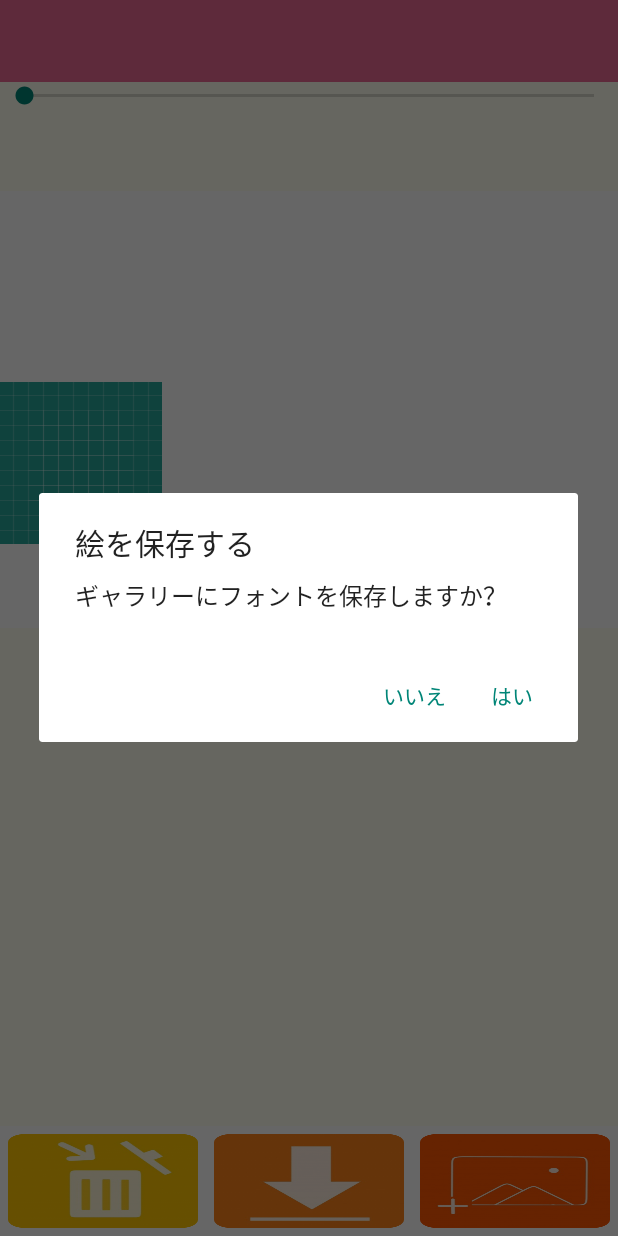
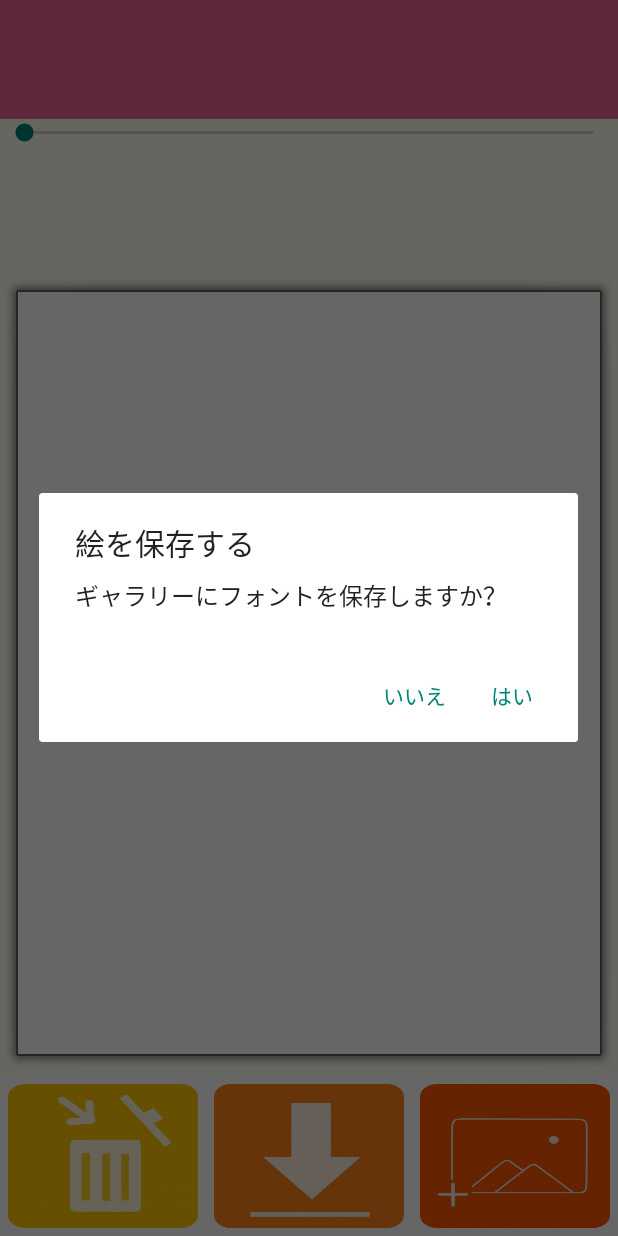
Before and after one commit to SachiNumabe/font-maker, an Android app: the screen it shows after launch (MakeActivity), after a tap on an icon or button, on a phone screen of 412 x 824 dp. Run offline under Robolectric (Android 15) with nearby library versions, the phone set to English and light mode, and no system bars.

Commit message:
initial commit

```diff
--- a/app/src/main/java/android/lifeistech/com/only/MakeActivity.java
+++ b/app/src/main/java/android/lifeistech/com/only/MakeActivity.java
@@ -20,30 +20,23 @@ public class MakeActivity extends AppCompatActivity {
     ImageButton saveButton;
     ImageButton clear;
     ImageButton reDisplay;
-    ImageButton black;
-    ImageButton white;
-    ImageButton red;
     PaintView paintView;
-
     SeekBar seekBar;
+    AlertDialog.Builder saveDialog;
 
     @Override
     protected void onCreate(Bundle savedInstanceState) {
         super.onCreate(savedInstanceState);
         setContentView(R.layout.activity_make);
 
-        // インスタンスを取得する
         saveButton = findViewById(R.id.save);
         clear = findViewById(R.id.clear);
         reDisplay = findViewById(R.id.redisplay);
         paintView = findViewById(R.id.paintView);
-//        black = findViewById(R.id.black);
-//        white = findViewById(R.id.white);
-//        red = findViewById(R.id.red);
+        seekBar = findViewById(R.id.seekBar);
 
-        seekBar = findViewById(R.id.seekBar);
+        //ペンの太さ変える
         seekBar.setOnSeekBarChangeListener(new SeekBar.OnSeekBarChangeListener() {
-            @Override
             public void onProgressChanged(SeekBar seekBar, int i, boolean b) {
                 Log.d("BarChanged", "" + i);
             }
@@ -74,44 +67,36 @@ public class MakeActivity extends AppCompatActivity {
             @Override
             public void onClick(View view) {
                 // ボタンが押されたら、ダイアログを表示する。
-                AlertDialog.Builder saveDialog = createSaveAlertBuilder();
+                saveDialog = createSaveAlertBuilder();
                 saveDialog.show();
             }
         };
         saveButton.setOnClickListener(listener);
 
-        //ペン色変える
-        //black.setOnClickListener(new View.OnClickListener() {
-         //   @Override
-            //public void onClick(View view) {
-                //paintView.changeColor(0, 0, 0);
-           // }
-       // });
-
-
     }
 
+        // セーブする
      private void save() {
-        // セーブする
          String fileName = UUID.randomUUID().toString() + ".png";
             fileName = "Only_my_font";
 
-        String filePath = Environment.getExternalStorageDirectory().getPath()
-                + "/Pictures/"+fileName;
+         String filePath = Environment.getExternalStorageDirectory().getPath() + "/Pictures/"+fileName;
           fileName = filePath;
 
+          if (paintView.getDrawingCache() == null) {   //save失敗
+              Toast.makeText(getApplicationContext(), "何か記入してね！", Toast.LENGTH_SHORT).show();
+              return;
+          }
+
            String imgSaved = MediaStore.Images.Media.insertImage(
-                getContentResolver(), paintView.getDrawingCache(), fileName
-                , "drawing");
+                    getContentResolver(), paintView.getDrawingCache(), fileName, "drawing");
+
            printLog(paintView.getDrawingCache().toString());
+
            if (imgSaved != null) {
-            Toast savedToast = Toast.makeText(getApplicationContext(),
-                    "Fontが保存されました！" + fileName, Toast.LENGTH_SHORT);
-            savedToast.show();
+                Toast.makeText(getApplicationContext(),"Fontが保存されました！" + fileName, Toast.LENGTH_SHORT).show();
             } else {
-            Toast unsavedToast = Toast.makeText(getApplicationContext(),
-                    "保存に失敗しました", Toast.LENGTH_SHORT);
-            unsavedToast.show();
+                Toast.makeText(getApplicationContext(),"保存に失敗しました", Toast.LENGTH_SHORT).show();
             }
      }
 
@@ -122,25 +107,20 @@ public class MakeActivity extends AppCompatActivity {
 
 
       private AlertDialog.Builder createSaveAlertBuilder() {
-        AlertDialog.Builder saveDialog = new AlertDialog.Builder(this);
 
+            saveDialog = new AlertDialog.Builder(this);
             saveDialog.setTitle("絵を保存する");
             saveDialog.setMessage("ギャラリーにフォントを保存しますか？");
+
           saveDialog.setPositiveButton("はい", new DialogInterface.OnClickListener() {
-            @Override
-            public void onClick(DialogInterface dialog, int which) {
-                // はいが押された時。
-                //save drawing
-                // セーブする。
+               public void onClick(DialogInterface dialog, int which) {   // はいが押された時セーブする。
                     save();
                 }
          });
+
          saveDialog.setNegativeButton("いいえ", new DialogInterface.OnClickListener() {
-            @Override
-            public void onClick(DialogInterface dialog, int which) {
-                // いいえが押された時
+             public void onClick(DialogInterface dialog, int which) {    // いいえが押された時自分自身を閉じる。
                  Toast.makeText(getApplication(), "保存されませんでした。", Toast.LENGTH_SHORT).show();
-                // 自分自身を閉じる。
                   dialog.cancel();
                }
            });
--- a/app/src/main/java/android/lifeistech/com/only/PaintView.java
+++ b/app/src/main/java/android/lifeistech/com/only/PaintView.java
@@ -22,34 +22,31 @@ import static android.content.ContentValues.TAG;
  * Created by numabesachi on 2018/07/12.
  */
 public class PaintView extends View {
-    //Bitmap bmp;
+    final String TAG = "PaintView";
+
     private Paint paint;
     private Path path;
     String pathString = "";
-
     private List<Path> paths;
     private int pCount = 0;
+    float touchX, touchY;
+    int lineWidth = 40;
+    private static float MIN_ZOOM = 1f;
+    private static float MAX_ZOOM = 5f;
+    private float scaleFactor = 1.f;
+    private ScaleGestureDetector detector;
 
-    float touchX, touchY;
-
-    int lineWidth = 40;
 
     public PaintView(Context context, AttributeSet attrs) {
         super(context, attrs);
-//        path = new Path();
+        detector = new ScaleGestureDetector(getContext(), new ScaleListener());
 
         paths = new ArrayList<>();
-
-        // mipmap にある ic_lancher と言うファイルを読み込んで、(Bitmap と言う形式で読み込む)
-        // bmp に画像のデータを代入する。
-        //bmp = BitmapFactory.decodeResource(getResources(), R.mipmap.ic_launcher);
-
         initPaint();
     }
 
     private void initPaint() {
         paint = new Paint();
-        paint.setColor(Color.rgb(0, 0, 0));
         paint.setStyle(Paint.Style.STROKE);
         paint.setStrokeJoin(Paint.Join.ROUND);
         paint.setStrokeCap(Paint.Cap.ROUND);
@@ -62,43 +59,43 @@ public class PaintView extends View {
 
     @Override
     protected void onDraw(Canvas canvas) {
+        canvas.save();
+        canvas.scale(scaleFactor, scaleFactor);
+
         for (int i = 0; i < paths.size(); i++) {
             canvas.drawPath(paths.get(i), paint);
         }
 
-
-        //canvas.drawBitmap(bmp, touchX - 36, touchY - 36, paint);
+        canvas.restore();
     }
 
     @Override
     public boolean onTouchEvent(MotionEvent event) {
+        Log.d(TAG, "touched");
+        detector.onTouchEvent(event);
+
         float x = event.getX();
         float y = event.getY();
 
         touchX = x;
         touchY = y;
 
-//        path = paths.get(pCount);
-//        path = new Path();
-
 
         switch (event.getAction()) {
             case MotionEvent.ACTION_DOWN:
-//                path.moveTo(x, y);
                 path = new Path();
                 pathString += "M" + x + " " + y;
-                // x,y = 296, 317
-                // M296 317
-
                 paths.add(path);
                 path.moveTo(x, y);
                 invalidate();
                 break;
+
             case MotionEvent.ACTION_MOVE:
                 path.lineTo(x, y);
                 pathString += "L" + x + " " + y;
                 invalidate();
                 break;
+
             case MotionEvent.ACTION_UP:
                 path.lineTo(x, y);
                 pathString += "L" + x + " " + y;
@@ -109,7 +106,6 @@ public class PaintView extends View {
         }
 
         paths.set(pCount, path);
-
           Log.d("PATH", pathString);
           Log.d("PATH", path.toString());
           Log.d("PATH", paths.size() + "");
@@ -119,21 +115,14 @@ public class PaintView extends View {
 
     public void clear() {
         pathString = "";
-//        path.reset();
         paths = new ArrayList<>();
         invalidate();
 
         pCount = 0;
     }
-//ペン色変える
-    // public void changeColor(int r, int g, int b){
-    //     this.paint.setColor(Color.rgb(r, g, b));
-    //  }
 
 
-    /**
-     * ピンチイン/アウトのListener
-     */
+    //ピンチインアウトのListener
     private ScaleGestureDetector.SimpleOnScaleGestureListener scaleGestureListener = new ScaleGestureDetector.SimpleOnScaleGestureListener() {
         // イベントの開始（２点タッチされたタイミングで発生）
         @Override
@@ -145,13 +134,20 @@ public class PaintView extends View {
         @Override
         public void onScaleEnd(ScaleGestureDetector detector) {
             super.onScaleEnd(detector);
+        }
 
-        }
-        // ピンチイン/アウト
-        @Override
         public boolean onScale(ScaleGestureDetector detector) {
-            Log.d("MYLOG", "これはピンチインアウト");
             return super.onScale(detector);
         }
     };
+
+    private class ScaleListener extends ScaleGestureDetector.SimpleOnScaleGestureListener {
+        @Override
+        public boolean onScale(ScaleGestureDetector detector) {
+            scaleFactor *= detector.getScaleFactor();
+            scaleFactor = Math.max(MIN_ZOOM, Math.min(scaleFactor, MAX_ZOOM));
+            invalidate();
+            return true;
           }
+      }
+    }
--- a/app/src/main/res/layout/activity_make.xml
+++ b/app/src/main/res/layout/activity_make.xml
@@ -1,7 +1,6 @@
 <?xml version="1.0" encoding="utf-8"?>
 <LinearLayout xmlns:android="http://schemas.android.com/apk/res/android"
     xmlns:app="http://schemas.android.com/apk/res-auto"
-    xmlns:tools="http://schemas.android.com/tools"
     android:layout_width="match_parent"
     android:layout_height="match_parent"
     android:background="#fffff0"
@@ -29,30 +28,12 @@
             android:layout_weight="1" />
     </LinearLayout>
 
-    <android.lifeistech.com.only.ZoomableViewGroup
-        android:id="@+id/zoomControl"
-        android:layout_width="match_parent"
-        android:layout_height="0dp"
-        android:background="#ffffff"
-        android:layout_weight="4"
-        tools:context=".MainActivity">
-
-
-        <ImageView
-            android:layout_width="wrap_content"
-            android:layout_height="wrap_content"
-            android:background="@drawable/ic_launcher_background"/>
-
-    </android.lifeistech.com.only.ZoomableViewGroup>
-
     <android.lifeistech.com.only.PaintView
         android:id="@+id/paintView"
         android:layout_width="match_parent"
         android:layout_height="0dp"
-        android:layout_margin="20dp"
-        android:layout_weight="4"
-        tools:layout_editor_absoluteX="0dp"
-        tools:layout_editor_absoluteY="0dp" />
+        android:layout_weight="5"
+        android:background="@android:drawable/alert_light_frame" />
 
     <LinearLayout
         android:layout_width="match_parent"
@@ -95,7 +76,4 @@
             />
 
     </LinearLayout>
-
-
-
 </LinearLayout>
```
Also changed, not shown: app/src/main/AndroidManifest.xml (+2 -7 lines), app/src/main/java/android/lifeistech/com/only/GiveActivity.java (deleted, +0 -13 lines), app/src/main/java/android/lifeistech/com/only/MainActivity.java (+1 -25 lines), app/src/main/java/android/lifeistech/com/only/SettingActivity.java (deleted, +0 -13 lines), app/src/main/java/android/lifeistech/com/only/ShareActivity.java (deleted, +0 -32 lines), app/src/main/java/android/lifeistech/com/only/TakeActivity.java (deleted, +0 -13 lines), app/src/main/java/android/lifeistech/com/only/UseActivity.java (deleted, +0 -18 lines), app/src/main/java/android/lifeistech/com/only/ZoomableViewGroup.java (+11 -61 lines), app/src/main/res/layout/activity_give.xml (deleted, +0 -17 lines), app/src/main/res/layout/activity_main.xml (+2 -47 lines), app/src/main/res/layout/activity_setting.xml (deleted, +0 -16 lines), app/src/main/res/layout/activity_share.xml (deleted, +0 -42 lines), app/src/main/res/layout/activity_take.xml (deleted, +0 -17 lines), app/src/main/res/layout/activity_use.xml (deleted, +0 -19 lines). Lines whose indentation alone changed are shown as unchanged.
